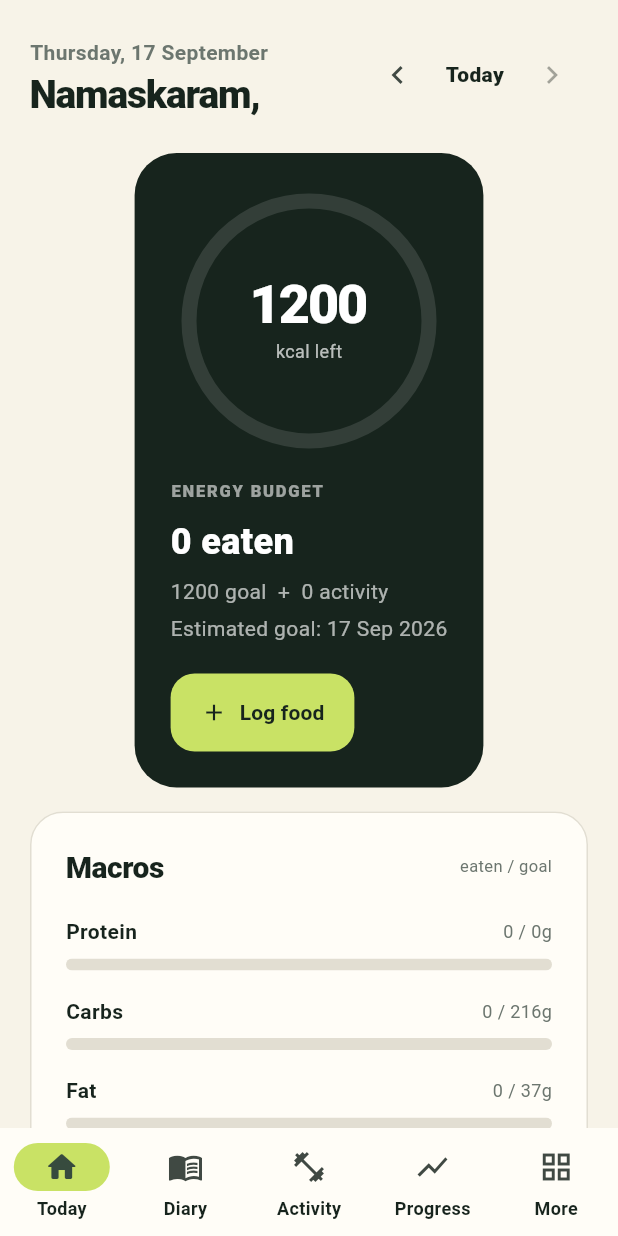
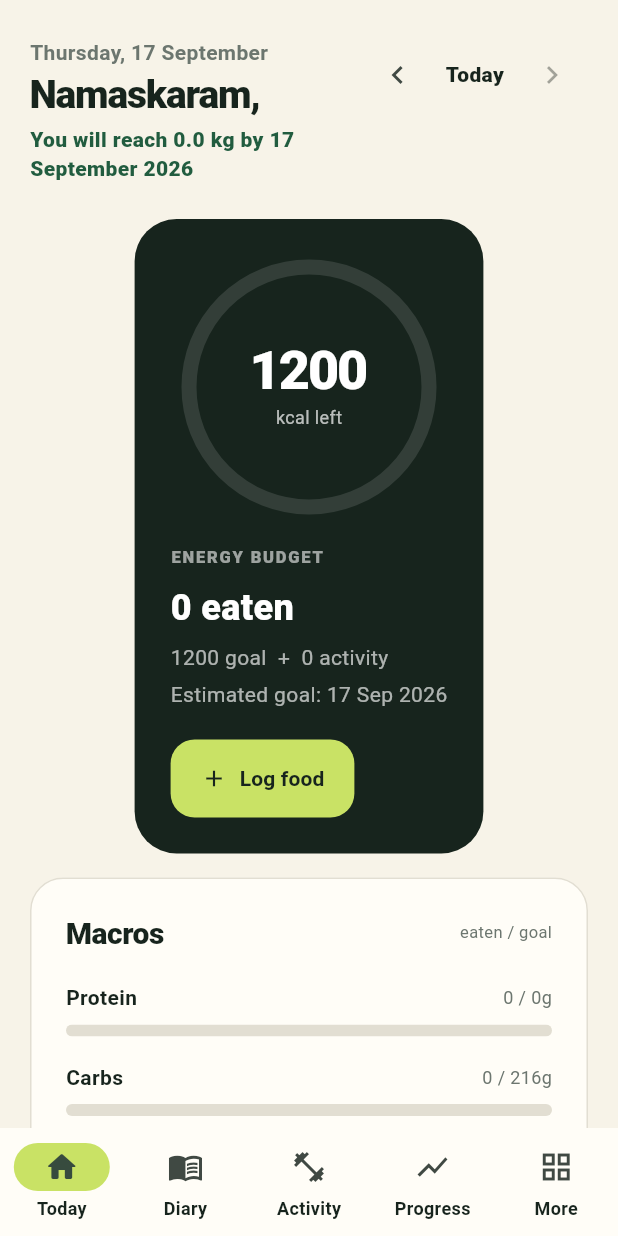
Before and after one commit to tpavan03/saapadu-tracker, a Flutter app: the HomeShell screen opened directly with empty values, on a phone screen of 412 x 824 dp. Run offline on Flutter 3.47's test engine with Material 3 defaults, Android fonts, the light colour scheme and no system bars; our stand-ins replace shared_preferences, supabase_flutter; accounts and stored records are empty.

Commit message:
feat: show an explicit live goal forecast

```diff
--- a/lib/screens/today_screen.dart
+++ b/lib/screens/today_screen.dart
@@ -39,6 +39,15 @@ class TodayScreen extends StatelessWidget {
                     const SizedBox(height: 4),
                     Text('Namaskaram, $firstName',
                         style: Theme.of(context).textTheme.headlineMedium),
+                    if (state.projectedGoalDate != null) ...[
+                      const SizedBox(height: 6),
+                      Text(
+                        'You will reach ${p.goalWeightKg.toStringAsFixed(1)} kg by ${DateFormat('d MMMM y').format(state.projectedGoalDate!)}',
+                        style: const TextStyle(
+                            color: AppColors.forest,
+                            fontWeight: FontWeight.w800),
+                      ),
+                    ],
                   ],
                 ),
               ),
```
Also changed, not shown: lib/screens/progress_screen.dart (+6 -2 lines).
